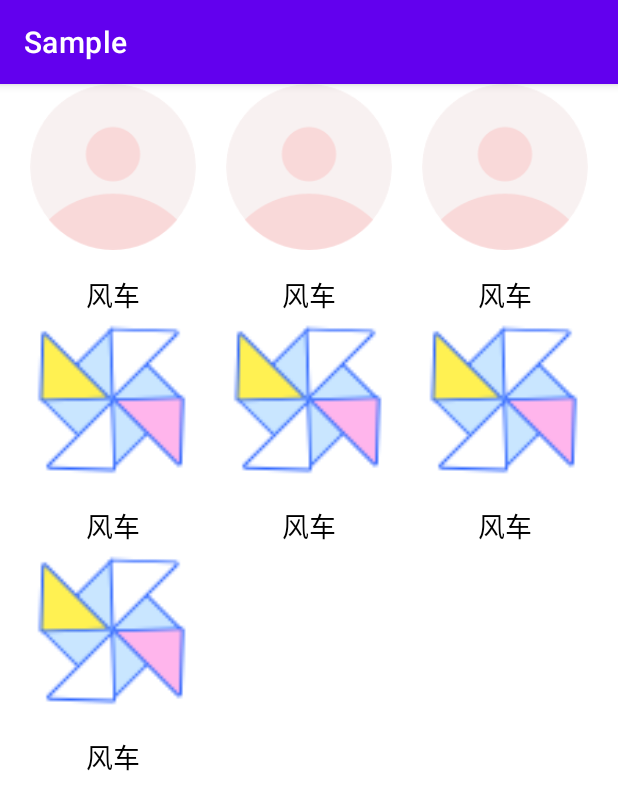
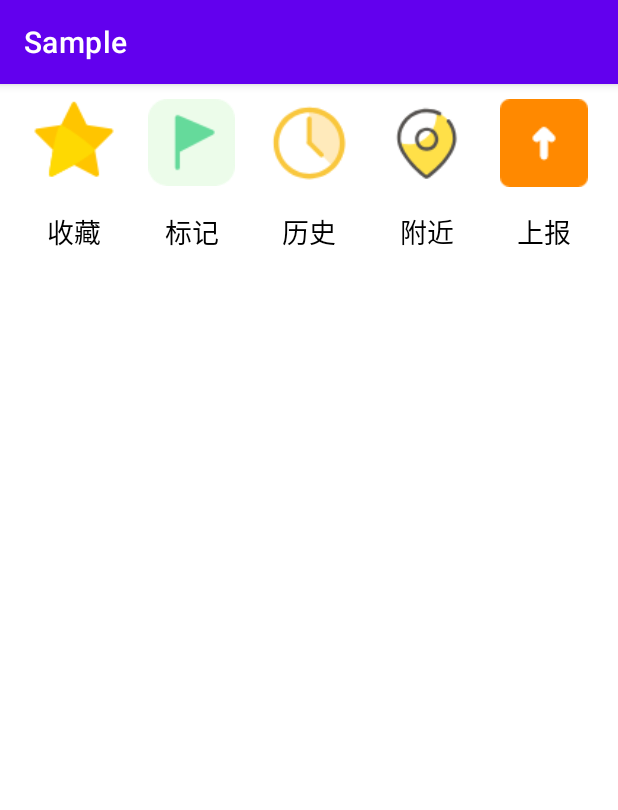
Before and after one commit to hahaha28/ButtonGroup, an Android app: the screen it shows after launch (MainActivity), on a phone screen of 412 x 824 dp. Shown: the top 810 px of the screen. Run offline under Robolectric (Android 15) with nearby library versions, the phone set to English and light mode, and no system bars.

Commit message:
更改继承的类，添加点击事件

```diff
--- a/ButtonGroup/src/main/java/fun/inaction/buttongroup/ButtonGroup.kt
+++ b/ButtonGroup/src/main/java/fun/inaction/buttongroup/ButtonGroup.kt
@@ -3,19 +3,17 @@ package `fun`.inaction.buttongroup
 import android.content.Context
 import android.graphics.Color
 import android.util.AttributeSet
-import android.util.DisplayMetrics
 import android.util.Log
 import android.util.TypedValue
-import android.widget.FrameLayout
 import android.widget.ImageView
 import androidx.recyclerview.widget.GridLayoutManager
 import androidx.recyclerview.widget.RecyclerView
 import com.bumptech.glide.Glide
 
 
-class ButtonGroup : FrameLayout {
+class ButtonGroup : RecyclerView {
 
-    private lateinit var recyclerView: RecyclerView
+    private val TAG = "ButtonGroup"
 
     /**
      * 一行有几个子项
@@ -33,6 +31,7 @@ class ButtonGroup : FrameLayout {
         set(value) {
             field = value
             itemDecoration.horizontalSpace = value
+            Log.v(TAG,"setHorizontalSpace:${horizontalSpace}")
         }
 
     /**
@@ -45,12 +44,12 @@ class ButtonGroup : FrameLayout {
         }
 
     /**
-     * 标签文字大小，单位为 sp
+     * 标签文字大小，单位为 px
      */
-    var labelTextSize:Float = 18f
+    var labelTextSize:Float = 16f
         set(value) {
             field = value
-            adapter.labelTextSize = 18f
+            mAdapter.labelTextSize = 18f
         }
 
     /**
@@ -59,7 +58,7 @@ class ButtonGroup : FrameLayout {
     var labelTextColor: Int = Color.parseColor("#000000")
         set(value) {
             field = value
-            adapter.labelTextColor = value
+            mAdapter.labelTextColor = value
         }
 
     /**
@@ -68,7 +67,7 @@ class ButtonGroup : FrameLayout {
     var labelTextMarginTop:Int = dp2px(18f).toInt()
         set(value){
             field = value
-            adapter.labelTextMarginTop = value
+            mAdapter.labelTextMarginTop = value
         }
 
     /**
@@ -77,7 +76,7 @@ class ButtonGroup : FrameLayout {
     var labelTextMarginBottom:Int = 0
         set(value) {
             field = value
-            adapter.labelTextMarginBottom = value
+            mAdapter.labelTextMarginBottom = value
         }
 
     /**
@@ -86,7 +85,7 @@ class ButtonGroup : FrameLayout {
     private val itemDecoration = GridLayoutSpaceItemDecoration(0, 0, spanCount)
 
     private var dataList: MutableList<Item> = mutableListOf()
-    private var adapter = ButtonGroupAdapter(dataList)
+    private var mAdapter = ButtonGroupAdapter(dataList)
 
     constructor(context: Context):this(context,null)
 
@@ -96,11 +95,13 @@ class ButtonGroup : FrameLayout {
         val typedArray = context.obtainStyledAttributes(attrs, R.styleable.ButtonGroup)
         spanCount = typedArray.getInteger(R.styleable.ButtonGroup_spanCount, 5)
         horizontalSpace = typedArray.getDimension(R.styleable.ButtonGroup_horizontalSpace, 0f).toInt()
+        Log.v(TAG,"xml 获得horizontalSpace = ${horizontalSpace}")
         verticalSpace = typedArray.getDimension(R.styleable.ButtonGroup_verticalSpace, 0f).toInt()
         labelTextMarginTop = typedArray.getDimension(R.styleable.ButtonGroup_labelMarginTop,dp2px(16f)).toInt()
 //        Log.e("tag","marginTop = ${labelTextMarginTop}")
         labelTextMarginBottom = typedArray.getDimension(R.styleable.ButtonGroup_labelMarginBottom,0f).toInt()
-
+        labelTextSize = typedArray.getDimension(R.styleable.ButtonGroup_labelTextSize,sp2px(16f))
+        labelTextColor = typedArray.getColor(R.styleable.ButtonGroup_labelTextColor,Color.parseColor("#000000"))
         init(context)
     }
 
@@ -108,12 +109,10 @@ class ButtonGroup : FrameLayout {
      * 初始化
      */
     private fun init(context: Context) {
-        recyclerView = RecyclerView(context)
-        recyclerView.overScrollMode = RecyclerView.OVER_SCROLL_NEVER
-        addView(recyclerView)
-        recyclerView.layoutManager = GridLayoutManager(context, spanCount)
-        recyclerView.adapter = adapter
-        recyclerView.addItemDecoration(itemDecoration)
+        overScrollMode = OVER_SCROLL_NEVER
+        layoutManager = GridLayoutManager(context, spanCount)
+        adapter = mAdapter
+        addItemDecoration(itemDecoration)
     }
 
     /**
@@ -121,9 +120,17 @@ class ButtonGroup : FrameLayout {
      */
     fun setData(itemList: List<Item>){
         dataList.addAll(itemList)
-        adapter.notifyDataSetChanged()
+        mAdapter.notifyDataSetChanged()
     }
 
+    /**
+     * 子项的点击事件
+     */
+    fun setOnItemClickListener(listener:(position:Int)->Unit){
+        mAdapter.setOnItemClickListener {
+            listener(it)
+        }
+    }
 
     /**
      * 子项数据类
@@ -166,6 +173,8 @@ class ButtonGroup : FrameLayout {
         )
     }
 
-
+    fun sp2px(sp: Float):Float{
+        return TypedValue.applyDimension(TypedValue.COMPLEX_UNIT_SP, sp, getResources().getDisplayMetrics());
+    }
 
 }
--- a/ButtonGroup/src/main/java/fun/inaction/buttongroup/ButtonGroupAdapter.kt
+++ b/ButtonGroup/src/main/java/fun/inaction/buttongroup/ButtonGroupAdapter.kt
@@ -13,7 +13,7 @@ import org.w3c.dom.Text
 
 class ButtonGroupAdapter(val list:List<ButtonGroup.Item>): RecyclerView.Adapter<ButtonGroupAdapter.ViewHolder>() {
 
-    var itemClickListener: ()->Unit = {}
+    var itemClickListener: (Int)->Unit = {}
 
     var labelTextSize: Float? = null
     var labelTextColor: Int? = null
@@ -32,10 +32,11 @@ class ButtonGroupAdapter(val list:List<ButtonGroup.Item>): RecyclerView.Adapter<
     override fun onCreateViewHolder(parent: ViewGroup, viewType: Int): ViewHolder {
         val view = LayoutInflater.from(parent.context)
             .inflate(R.layout.item_button_group,parent,false)
+        val holder = ViewHolder(view)
         view.setOnClickListener {
-            itemClickListener()
+            itemClickListener(holder.adapterPosition)
         }
-        return ViewHolder(view)
+        return holder
     }
 
     override fun onBindViewHolder(holder: ViewHolder, position: Int) {
@@ -45,7 +46,7 @@ class ButtonGroupAdapter(val list:List<ButtonGroup.Item>): RecyclerView.Adapter<
 
         // 设置TextView的样式
         with(holder.textView){
-            labelTextSize?.let { setTextSize(TypedValue.COMPLEX_UNIT_SP,it)}
+            labelTextSize?.let { textSize = it }
             labelTextColor?.let { setTextColor(it) }
             labelTextMarginTop?.let { setPadding(paddingLeft,it,paddingRight,paddingBottom)  }
             labelTextMarginBottom?.let { setPadding(paddingLeft,paddingTop,paddingRight,it) }
@@ -57,7 +58,7 @@ class ButtonGroupAdapter(val list:List<ButtonGroup.Item>): RecyclerView.Adapter<
         return list.size
     }
 
-    fun setOnItemClickListener(listener:()->Unit){
+    fun setOnItemClickListener(listener:(Int)->Unit){
         itemClickListener = listener
     }
 
--- a/app/src/main/java/fun/inaction/sample/MainActivity.kt
+++ b/app/src/main/java/fun/inaction/sample/MainActivity.kt
@@ -3,6 +3,7 @@ package `fun`.inaction.sample
 import `fun`.inaction.buttongroup.ButtonGroup
 import androidx.appcompat.app.AppCompatActivity
 import android.os.Bundle
+import android.util.Log
 import android.widget.ImageView
 
 class MainActivity : AppCompatActivity() {
@@ -23,15 +24,16 @@ class MainActivity : AppCompatActivity() {
 //            i++
 //        }
         buttonGroup.setData(listOf(
-            ButtonGroup.Item(R.drawable.default_avatar,"风车"),
-            ButtonGroup.Item(R.drawable.default_avatar,"风车"),
-            ButtonGroup.Item(R.drawable.default_avatar,"风车"),
-            ButtonGroup.Item(R.drawable.icon,"风车"),
-            ButtonGroup.Item(R.drawable.icon,"风车"),
-            ButtonGroup.Item(R.drawable.icon,"风车"),
-            ButtonGroup.Item(R.drawable.icon,"风车")
+            ButtonGroup.Item(R.drawable.ic_collect, "收藏"),
+            ButtonGroup.Item(R.drawable.ic_mark, "标记"),
+            ButtonGroup.Item(R.drawable.ic_history, "历史"),
+            ButtonGroup.Item(R.drawable.ic_near, "附近"),
+            ButtonGroup.Item(R.drawable.ic_report, "上报"),
 
             ))
+        buttonGroup.setOnItemClickListener {
+            Log.e("tag","click ${it}")
+        }
 
     }
 }
--- /dev/null
+++ b/app/src/main/res/drawable/ic_collect.xml
@@ -0,0 +1,12 @@
+<vector xmlns:android="http://schemas.android.com/apk/res/android"
+    android:width="40dp"
+    android:height="40dp"
+    android:viewportWidth="1024"
+    android:viewportHeight="1024">
+  <path
+      android:pathData="M512,768l-249.94,131.41a28.44,28.44 0,0 1,-41.24 -30.01l47.7,-278.3 -202.18,-197.09a28.44,28.44 0,0 1,15.76 -48.53l279.44,-40.59 124.96,-253.21a28.44,28.44 0,0 1,51.03 0l124.96,253.21 279.44,40.59a28.44,28.44 0,0 1,15.76 48.53l-202.18,197.12 47.73,278.27a28.44,28.44 0,0 1,-41.27 29.98L512,768z"
+      android:fillColor="#FFC500"/>
+  <path
+      android:pathData="M512,768l-249.94,131.41a28.44,28.44 0,0 1,-41.24 -30.01l47.7,-278.3c36.12,-190.81 67.13,-286.21 93.01,-286.21 38.83,0 393.96,261.77 393.96,286.21 0,16.3 -81.18,75.26 -243.48,176.9z"
+      android:fillColor="#FED902"/>
+</vector>
--- /dev/null
+++ b/app/src/main/res/drawable/ic_history.xml
@@ -0,0 +1,18 @@
+<vector xmlns:android="http://schemas.android.com/apk/res/android"
+    android:width="40dp"
+    android:height="40dp"
+    android:viewportWidth="1024"
+    android:viewportHeight="1024">
+  <path
+      android:pathData="M515.4,99c229.2,0 415,185.8 415,415 0,104.96 -39.44,208.14 -120.27,292.34L516.86,504.78 515.4,99z"
+      android:fillColor="#FFEABB"/>
+  <path
+      android:pathData="M515.4,159c47.95,0 94.44,9.38 138.16,27.87 42.27,17.88 80.24,43.48 112.86,76.1s58.23,70.59 76.1,112.86c18.5,43.73 27.87,90.21 27.87,138.16s-9.38,94.44 -27.87,138.16c-17.88,42.27 -43.48,80.24 -76.1,112.86s-70.59,58.23 -112.86,76.1C609.83,859.62 563.35,869 515.4,869s-94.44,-9.38 -138.16,-27.87c-42.27,-17.88 -80.24,-43.48 -112.86,-76.1s-58.23,-70.59 -76.1,-112.86c-18.5,-43.73 -27.87,-90.21 -27.87,-138.16s9.38,-94.44 27.87,-138.16c17.88,-42.27 43.48,-80.24 76.1,-112.86s70.59,-58.23 112.86,-76.1C420.96,168.38 467.45,159 515.4,159m0,-60c-229.2,0 -415,185.8 -415,415s185.8,415 415,415 415,-185.8 415,-415 -185.8,-415 -415,-415z"
+      android:fillColor="#F9C73D"/>
+  <path
+      android:pathData="M515.4,204.13c-15.22,0 -27.67,12.45 -27.67,27.67v277.59c0,15.22 12.45,27.67 27.67,27.67s27.67,-12.45 27.67,-27.67V231.8c0,-15.22 -12.45,-27.67 -27.67,-27.67z"
+      android:fillColor="#F9C73D"/>
+  <path
+      android:pathData="M515.67,482.41c-7.09,0 -14.18,2.69 -19.56,8.07 -10.76,10.76 -10.76,28.37 0,39.13l141.4,141.4c5.38,5.38 12.47,8.07 19.56,8.07 7.09,0 14.18,-2.69 19.56,-8.07 10.76,-10.76 10.76,-28.37 0,-39.13L535.23,490.48c-5.38,-5.38 -12.47,-8.07 -19.56,-8.07z"
+      android:fillColor="#F9C73D"/>
+</vector>
--- /dev/null
+++ b/app/src/main/res/drawable/ic_mark.xml
@@ -0,0 +1,12 @@
+<vector xmlns:android="http://schemas.android.com/apk/res/android"
+    android:width="40dp"
+    android:height="40dp"
+    android:viewportWidth="1024"
+    android:viewportHeight="1024">
+  <path
+      android:pathData="M791.3,1024H232.7C104.7,1024 0,919.3 0,791.3V232.8C0,104.7 104.7,0 232.7,0h558.5c128,0 232.7,104.7 232.7,232.7v558.5c0.1,128.1 -104.6,232.8 -232.6,232.8z"
+      android:fillColor="#ECFCEA"/>
+  <path
+      android:pathData="M764.5,366.6L358.2,192.2c-8.6,-3.7 -18.4,-2.8 -26.2,2.3 -7.8,5.1 -12.5,13.8 -12.5,23.2v588.5c0,15.3 12.4,27.8 27.8,27.8s27.8,-12.4 27.8,-27.8v-184l391.5,-205.6c9.5,-5 15.3,-15 14.8,-25.7 -0.6,-10.6 -7.1,-20.1 -16.9,-24.3z"
+      android:fillColor="#65DA9B"/>
+</vector>
--- /dev/null
+++ b/app/src/main/res/drawable/ic_near.xml
@@ -0,0 +1,15 @@
+<vector xmlns:android="http://schemas.android.com/apk/res/android"
+    android:width="40dp"
+    android:height="40dp"
+    android:viewportWidth="1024"
+    android:viewportHeight="1024">
+  <path
+      android:pathData="M770.05,258.25c-38.09,-55.81 -103.07,-84.84 -103.07,-84.84a324.61,324.61 0,0 0,-35.94 -16.18c0.2,5.38 0.36,10.75 0.36,16.18 0,199.27 -146.53,360.81 -327.32,360.81 -38.91,0 -76.19,-7.53 -110.8,-21.25 36.25,166.45 237.47,354.15 315.96,402.28 3.43,2.1 7.73,2 11.06,-0.26 109.52,-75.01 321.95,-273.87 321.95,-451.69 0.05,-77.62 -32.82,-157.44 -72.19,-205.06z"
+      android:fillColor="#ffe048"/>
+  <path
+      android:pathData="M514.61,937.27a30.62,30.62 0,0 1,-16.03 -4.51C407.3,876.8 167.22,647.68 167.22,463.36c0,-191.8 156.01,-347.8 347.8,-347.8 56.22,0 112.08,13.72 161.54,39.73a20.45,20.45 0,0 1,8.6 27.65,20.5 20.5,0 0,1 -27.65,8.6c-43.62,-22.89 -92.88,-35.02 -142.49,-35.02 -169.16,0 -306.84,137.63 -306.84,306.84 0,157.34 210.07,368.79 306.18,430.9 121.24,-84.84 307.46,-272.79 307.46,-430.9 0,-70.76 -23.4,-137.27 -67.69,-192.26a20.55,20.55 0,0 1,3.12 -28.83c8.81,-7.12 21.71,-5.68 28.83,3.12 49.51,61.49 76.75,138.85 76.75,217.96 0,198.5 -238.8,405.56 -330.85,468.58a31.05,31.05 0,0 1,-17.36 5.32z"
+      android:fillColor="#55524F"/>
+  <path
+      android:pathData="M514.97,610.51c-75.52,0 -136.96,-61.44 -136.96,-136.96s61.44,-136.96 136.96,-136.96 136.96,61.44 136.96,136.96 -61.44,136.96 -136.96,136.96zM514.97,377.55c-52.94,0 -96,43.06 -96,96s43.06,96 96,96 96,-43.06 96,-96 -43.06,-96 -96,-96z"
+      android:fillColor="#55524F"/>
+</vector>
--- /dev/null
+++ b/app/src/main/res/drawable/ic_report.xml
@@ -0,0 +1,9 @@
+<vector xmlns:android="http://schemas.android.com/apk/res/android"
+    android:width="40dp"
+    android:height="40dp"
+    android:viewportWidth="1024"
+    android:viewportHeight="1024">
+  <path
+      android:pathData="M910.22,0a113.78,113.78 0,0 1,113.78 113.78v796.44a113.78,113.78 0,0 1,-113.78 113.78H113.78a113.78,113.78 0,0 1,-113.78 -113.78V113.78a113.78,113.78 0,0 1,113.78 -113.78h796.44zM539.08,333.2a45.51,45.51 0,0 0,-59.28 4.38l-85.33,85.33 -4.38,5.12a45.51,45.51 0,0 0,4.38 59.28l5.12,4.38a45.51,45.51 0,0 0,59.28 -4.38L466.49,479.57 466.49,661.96l0.34,5.69a45.51,45.51 0,0 0,90.68 -5.69l0.06,-182.33 7.57,7.68 5.12,4.38a45.51,45.51 0,0 0,59.28 -68.78l-85.33,-85.33z"
+      android:fillColor="#FF8900"/>
+</vector>
--- a/app/src/main/res/layout/activity_main.xml
+++ b/app/src/main/res/layout/activity_main.xml
@@ -13,9 +13,8 @@
         app:layout_constraintEnd_toEndOf="parent"
         app:layout_constraintStart_toStartOf="parent"
         app:layout_constraintTop_toTopOf="parent"
-        app:labelMarginTop="16dp"
-        app:spanCount = "3"
+        app:spanCount="5"
         app:horizontalSpace="20dp"
-        />
+        app:verticalSpace="10dp"/>
 
 </androidx.constraintlayout.widget.ConstraintLayout>
```
